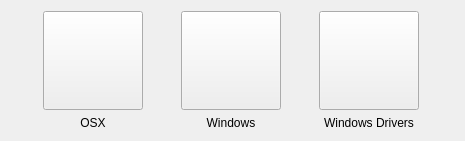
Old version of the form FWAdminLib/CreateImagingFilesetDlg.ui in the repository fw-dev/translations.
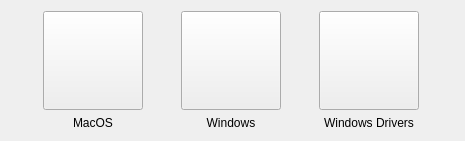
New version of the form. Icons and pictures are not drawn.

What changed in the file:
```diff
--- a/FWAdminLib/CreateImagingFilesetDlg.ui
+++ b/FWAdminLib/CreateImagingFilesetDlg.ui
@@ -143,7 +143,7 @@
       </size>
      </property>
      <property name="text">
-      <string>OSX</string>
+      <string>MacOS</string>
      </property>
      <property name="alignment">
       <set>Qt::AlignCenter</set>
```
Left out of the diff: 12 changed lines with no effect on the pictures.
